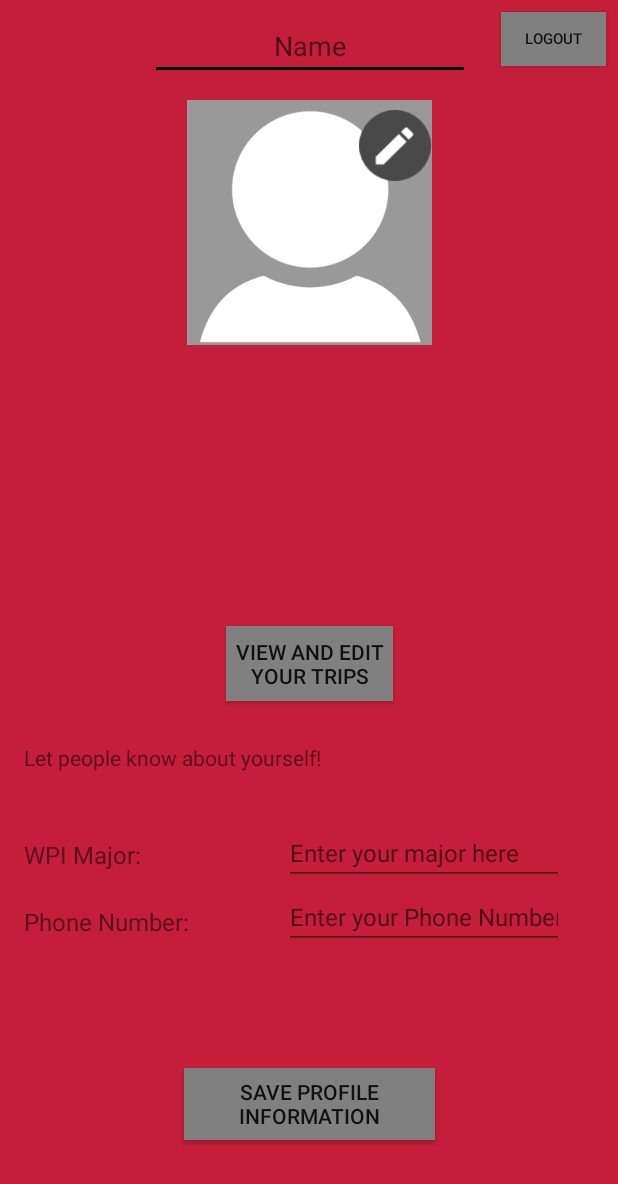
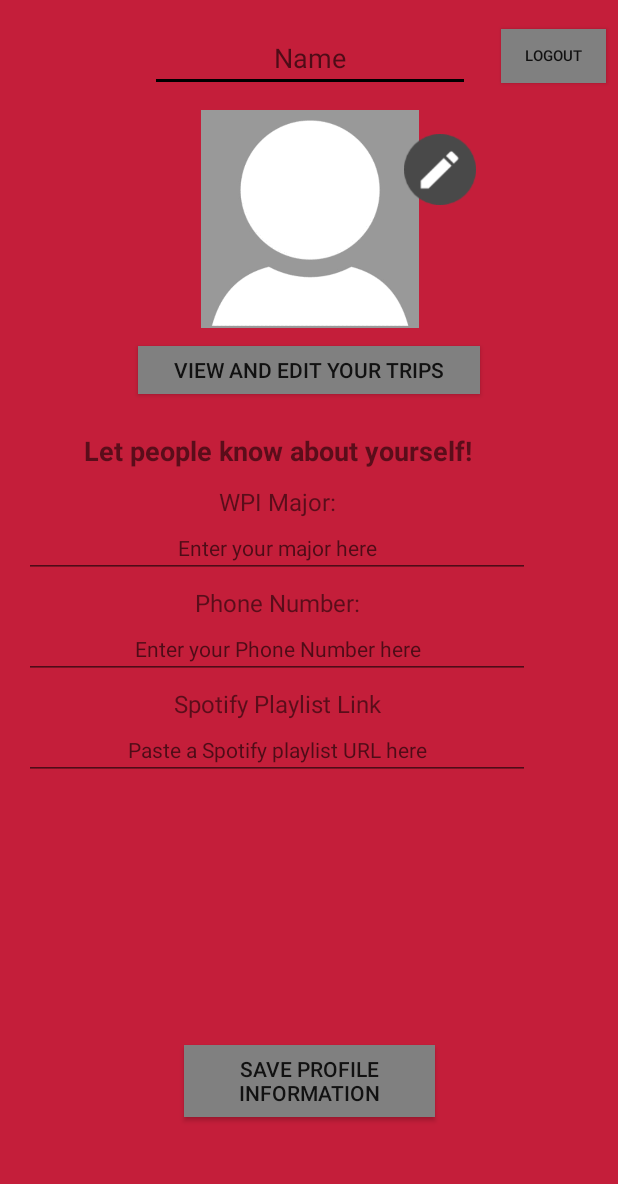
Before and after one commit to qaverill/CS4518GoatHome, an Android app: the UserProfileEdit screen opened directly, with no data from a screen before it, on a phone screen of 412 x 824 dp. Shown: the top 1184 px of the screen. Run offline under Robolectric (Android 15) with nearby library versions, the phone set to English and light mode, and no system bars; our stand-ins replace Firebase (no records; nobody signed in at launch, a user with empty details on screens opened directly).

Commit message:
Spotify stuff in UI now

```diff
--- a/app/src/main/res/layout/activity_trip_view.xml
+++ b/app/src/main/res/layout/activity_trip_view.xml
@@ -9,8 +9,8 @@
 
     <ImageView
         android:id="@+id/profilePicture"
-        android:layout_width="150dp"
-        android:layout_height="216dp"
+        android:layout_width="149dp"
+        android:layout_height="153dp"
         android:layout_marginEnd="8dp"
         android:layout_marginStart="16dp"
         android:layout_marginTop="8dp"
@@ -21,7 +21,7 @@
 
     <LinearLayout
         android:id="@+id/linearLayout3"
-        android:layout_width="158dp"
+        android:layout_width="181dp"
         android:layout_height="wrap_content"
         android:layout_marginBottom="8dp"
         android:layout_marginEnd="8dp"
@@ -103,6 +103,26 @@
             android:textSize="16sp"
             app:layout_constraintStart_toEndOf="@+id/profilePicture"
             app:layout_constraintTop_toTopOf="parent" />
+
+        <TextView
+            android:id="@+id/labelSpotify"
+            android:layout_width="match_parent"
+            android:layout_height="wrap_content"
+            android:layout_marginTop="5dp"
+            android:layout_weight="1"
+            android:text="Spotify Playlist:"
+            android:textAlignment="center"
+            android:textSize="18sp"
+            android:textStyle="bold" />
+
+        <Button
+            android:id="@+id/driverSpotify"
+            android:layout_width="match_parent"
+            android:layout_height="23dp"
+            android:layout_weight="1"
+            android:background="@color/red"
+            android:text="Tap here to open Spotify"
+            android:textAllCaps="false" />
 
     </LinearLayout>
 
@@ -227,10 +247,10 @@
         android:scaleType="fitXY"
         app:layout_constraintBottom_toBottomOf="parent"
         app:layout_constraintEnd_toStartOf="@+id/textDriver"
-        app:layout_constraintHorizontal_bias="0.888"
+        app:layout_constraintHorizontal_bias="0.338"
         app:layout_constraintStart_toStartOf="parent"
         app:layout_constraintTop_toTopOf="parent"
-        app:layout_constraintVertical_bias="0.323"
+        app:layout_constraintVertical_bias="0.325"
         app:srcCompat="@drawable/call_icon" />
 
     <ImageButton
@@ -238,7 +258,7 @@
         android:layout_width="54dp"
         android:layout_height="54dp"
         android:layout_marginBottom="8dp"
-        android:layout_marginEnd="28dp"
+        android:layout_marginEnd="204dp"
         android:layout_marginTop="8dp"
         android:background="@color/grey"
         android:padding="5dp"
--- a/app/src/main/res/layout/activity_user_profile_edit.xml
+++ b/app/src/main/res/layout/activity_user_profile_edit.xml
@@ -9,17 +9,15 @@
 
     <ImageView
         android:id="@+id/profilePicture"
-        android:layout_width="163dp"
-        android:layout_height="173dp"
-        android:layout_marginBottom="392dp"
+        android:layout_width="147dp"
+        android:layout_height="145dp"
         android:layout_marginEnd="8dp"
         android:layout_marginStart="8dp"
-        android:layout_marginTop="8dp"
-        app:layout_constraintBottom_toBottomOf="parent"
+        android:layout_marginTop="12dp"
         app:layout_constraintEnd_toEndOf="parent"
+        app:layout_constraintHorizontal_bias="0.502"
         app:layout_constraintStart_toStartOf="parent"
         app:layout_constraintTop_toBottomOf="@+id/usersName"
-        app:layout_constraintVertical_bias="0.0"
         app:srcCompat="@drawable/default_profile_pic" />
 
     <EditText
@@ -28,7 +26,7 @@
         android:layout_height="wrap_content"
         android:layout_marginEnd="8dp"
         android:layout_marginStart="8dp"
-        android:layout_marginTop="8dp"
+        android:layout_marginTop="16dp"
         android:ems="10"
         android:hint="Name"
         android:inputType="textPersonName"
@@ -37,22 +35,6 @@
         app:layout_constraintHorizontal_bias="0.503"
         app:layout_constraintStart_toStartOf="parent"
         app:layout_constraintTop_toTopOf="parent" />
-
-    <TextView
-        android:id="@+id/textView"
-        android:layout_width="wrap_content"
-        android:layout_height="wrap_content"
-        android:layout_marginBottom="8dp"
-        android:layout_marginEnd="8dp"
-        android:layout_marginStart="16dp"
-        android:layout_marginTop="8dp"
-        android:text="Let people know about yourself!"
-        app:layout_constraintBottom_toBottomOf="parent"
-        app:layout_constraintEnd_toEndOf="parent"
-        app:layout_constraintHorizontal_bias="0.0"
-        app:layout_constraintStart_toStartOf="parent"
-        app:layout_constraintTop_toTopOf="parent"
-        app:layout_constraintVertical_bias="0.618" />
 
     <ImageButton
         android:id="@+id/editProfilePicture"
@@ -66,59 +48,49 @@
         android:scaleType="fitXY"
         app:layout_constraintBottom_toBottomOf="parent"
         app:layout_constraintEnd_toEndOf="parent"
-        app:layout_constraintHorizontal_bias="0.665"
+        app:layout_constraintHorizontal_bias="0.75"
         app:layout_constraintStart_toStartOf="parent"
-        app:layout_constraintTop_toTopOf="@+id/usersName"
-        app:layout_constraintVertical_bias="0.076"
+        app:layout_constraintTop_toTopOf="parent"
+        app:layout_constraintVertical_bias="0.107"
         app:srcCompat="@drawable/edit_icon" />
 
     <LinearLayout
-        android:layout_width="wrap_content"
+        android:id="@+id/linearLayout4"
+        android:layout_width="337dp"
         android:layout_height="wrap_content"
-        android:layout_marginBottom="8dp"
-        android:layout_marginEnd="8dp"
+        android:layout_marginEnd="16dp"
         android:layout_marginStart="16dp"
-        android:layout_marginTop="8dp"
+        android:layout_marginTop="288dp"
         android:orientation="vertical"
-        app:layout_constraintBottom_toBottomOf="parent"
         app:layout_constraintEnd_toEndOf="parent"
         app:layout_constraintHorizontal_bias="0.0"
         app:layout_constraintStart_toStartOf="parent"
-        app:layout_constraintTop_toTopOf="parent"
-        app:layout_constraintVertical_bias="0.75">
+        app:layout_constraintTop_toTopOf="parent">
+
+        <TextView
+            android:id="@+id/textView"
+            android:layout_width="match_parent"
+            android:layout_height="wrap_content"
+            android:layout_marginBottom="5dp"
+            android:text="Let people know about yourself!"
+            android:textAlignment="center"
+            android:textSize="18sp"
+            android:textStyle="bold"
+            app:layout_constraintBottom_toBottomOf="parent"
+            app:layout_constraintEnd_toEndOf="parent"
+            app:layout_constraintHorizontal_bias="0.131"
+            app:layout_constraintStart_toStartOf="parent"
+            app:layout_constraintTop_toTopOf="parent"
+            app:layout_constraintVertical_bias="0.533" />
 
         <TextView
             android:id="@+id/textViewMajor"
             android:layout_width="match_parent"
             android:layout_height="wrap_content"
-            android:paddingVertical="11dp"
+            android:layout_marginTop="5dp"
             android:text="WPI Major:"
+            android:textAlignment="center"
             android:textSize="16sp" />
-
-        <TextView
-            android:id="@+id/textViewMajor4"
-            android:layout_width="match_parent"
-            android:layout_height="wrap_content"
-            android:paddingVertical="11dp"
-            android:text="Phone Number:"
-            android:textSize="16sp" />
-
-    </LinearLayout>
-
-    <LinearLayout
-        android:layout_width="wrap_content"
-        android:layout_height="wrap_content"
-        android:layout_marginBottom="8dp"
-        android:layout_marginEnd="8dp"
-        android:layout_marginStart="8dp"
-        android:layout_marginTop="8dp"
-        android:orientation="vertical"
-        app:layout_constraintBottom_toBottomOf="parent"
-        app:layout_constraintEnd_toEndOf="parent"
-        app:layout_constraintHorizontal_bias="0.865"
-        app:layout_constraintStart_toStartOf="parent"
-        app:layout_constraintTop_toTopOf="parent"
-        app:layout_constraintVertical_bias="0.746">
 
         <EditText
             android:id="@+id/usersMajor"
@@ -127,6 +99,16 @@
             android:ems="10"
             android:hint="Enter your major here"
             android:inputType="textPersonName"
+            android:textAlignment="center"
+            android:textSize="14sp" />
+
+        <TextView
+            android:id="@+id/textViewMajor4"
+            android:layout_width="match_parent"
+            android:layout_height="wrap_content"
+            android:layout_marginTop="5dp"
+            android:text="Phone Number:"
+            android:textAlignment="center"
             android:textSize="16sp" />
 
         <EditText
@@ -136,7 +118,27 @@
             android:ems="10"
             android:hint="Enter your Phone Number here"
             android:inputType="textPersonName|phone"
+            android:textAlignment="center"
+            android:textSize="14sp" />
+
+        <TextView
+            android:id="@+id/textViewMajor2"
+            android:layout_width="match_parent"
+            android:layout_height="wrap_content"
+            android:layout_marginTop="5dp"
+            android:text="Spotify Playlist Link"
+            android:textAlignment="center"
             android:textSize="16sp" />
+
+        <EditText
+            android:id="@+id/userSpotify"
+            android:layout_width="match_parent"
+            android:layout_height="wrap_content"
+            android:ems="10"
+            android:hint="Paste a Spotify playlist URL here"
+            android:inputType="textPersonName|phone"
+            android:textAlignment="center"
+            android:textSize="14sp" />
 
     </LinearLayout>
 
@@ -154,22 +156,22 @@
         app:layout_constraintEnd_toEndOf="parent"
         app:layout_constraintHorizontal_bias="0.502"
         app:layout_constraintStart_toStartOf="parent"
-        app:layout_constraintTop_toTopOf="parent"
-        app:layout_constraintVertical_bias="0.926" />
+        app:layout_constraintTop_toBottomOf="@+id/linearLayout4"
+        app:layout_constraintVertical_bias="0.703" />
 
     <Button
         android:id="@+id/viewAndEditTripsButton"
-        android:layout_width="111dp"
-        android:layout_height="50dp"
-        android:layout_marginBottom="28dp"
-        android:layout_marginEnd="8dp"
-        android:layout_marginStart="8dp"
+        android:layout_width="228dp"
+        android:layout_height="32dp"
+        android:layout_marginBottom="8dp"
+        android:layout_marginTop="8dp"
         android:background="@color/grey"
         android:text="VIEW AND EDIT YOUR TRIPS"
-        app:layout_constraintBottom_toTopOf="@+id/textView"
+        app:layout_constraintBottom_toTopOf="@+id/linearLayout4"
         app:layout_constraintEnd_toEndOf="parent"
-        app:layout_constraintHorizontal_bias="0.501"
-        app:layout_constraintStart_toStartOf="parent" />
+        app:layout_constraintStart_toStartOf="parent"
+        app:layout_constraintTop_toTopOf="parent"
+        app:layout_constraintVertical_bias="0.927" />
 
     <Button
         android:id="@+id/logoutButton"
@@ -185,8 +187,8 @@
         app:layout_constraintBottom_toBottomOf="parent"
         app:layout_constraintEnd_toEndOf="parent"
         app:layout_constraintHorizontal_bias="1.0"
-        app:layout_constraintStart_toStartOf="parent"
+        app:layout_constraintStart_toEndOf="@+id/usersName"
         app:layout_constraintTop_toTopOf="parent"
-        app:layout_constraintVertical_bias="0.0" />
+        app:layout_constraintVertical_bias="0.015" />
 
 </android.support.constraint.ConstraintLayout>
```
